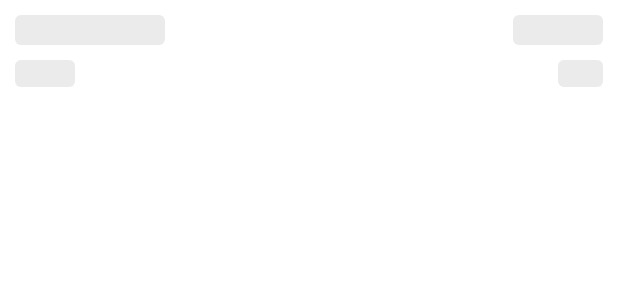
After one commit to kpkpkpk/OneOfTheProject, an Android app: the layout crypto_list_shimmer.xml on its own in the app's theme, with its tools: preview values and no code run, on a phone screen of 412 x 824 dp. The commit adds this screen. Shown: the top 300 px of the screen. Run offline under Robolectric (Android 15) with nearby library versions, the phone set to English and light mode, and no system bars.

Commit message:
создал новый экран листа валют + разметка

```diff
--- a/app/build.gradle.kts
+++ b/app/build.gradle.kts
@@ -64,5 +64,7 @@ dependencies {
     implementation(libs.viewBindingPropertyDelegate)
     implementation(libs.elmslie.core)
     implementation(libs.elmslie.android)
+    implementation(libs.facebook.shimmers)
+    implementation(libs.tinkoff.coroutineRecycler)
     implementation(libs.elmslie.coroutines)
 }
--- a/app/src/main/java/com/kponomarev/oneofthenewproject/MyApplication.kt
+++ b/app/src/main/java/com/kponomarev/oneofthenewproject/MyApplication.kt
@@ -4,15 +4,15 @@ import android.app.Application
 import com.kponomarev.oneofthenewproject.core.di.component.AppComponent
 import com.kponomarev.oneofthenewproject.core.di.component.DaggerAppComponent
 import com.kponomarev.oneofthenewproject.feature.main.di.DaggerMainActivityComponent
+import com.kponomarev.oneofthenewproject.feature.main.di.MainActivityComponent
 
 class MyApplication : Application() {
 
-    val appComponent: AppComponent by lazy {
+    private val appComponent: AppComponent by lazy {
         DaggerAppComponent.builder().build()
     }
 
-    val mainActivityComponent by lazy {
-        // todo вынести создание стора в компонент, который переживет жц - VM
+    val mainActivityComponent: MainActivityComponent by lazy {
         DaggerMainActivityComponent.builder()
             .mainActivityDependencies(appComponent)
             .build()
--- a/app/src/main/java/com/kponomarev/oneofthenewproject/core/di/component/AppComponent.kt
+++ b/app/src/main/java/com/kponomarev/oneofthenewproject/core/di/component/AppComponent.kt
@@ -15,5 +15,4 @@ interface AppComponent : MainActivityDependencies {
         fun build(): AppComponent
     }
 
-    fun inject(activity: MainActivity)
 }
--- /dev/null
+++ b/app/src/main/java/com/kponomarev/oneofthenewproject/feature/coins_list/ui/presentation/CoinsListState.kt
@@ -0,0 +1,6 @@
+package com.kponomarev.oneofthenewproject.feature.coins_list.ui.presentation
+
+data class CoinsListState(
+    val isLoading: Boolean,
+    val throwable: Throwable? = null
+)
--- a/app/src/main/java/com/kponomarev/oneofthenewproject/feature/main/ui/MainActivity.kt
+++ b/app/src/main/java/com/kponomarev/oneofthenewproject/feature/main/ui/MainActivity.kt
@@ -4,7 +4,7 @@ import android.os.Bundle
 import by.kirich1409.viewbindingdelegate.viewBinding
 import com.kponomarev.oneofthenewproject.MyApplication
 import com.kponomarev.oneofthenewproject.R
-import com.kponomarev.oneofthenewproject.feature.quotes.ui.container.QuotesFragmentContainer
+import com.kponomarev.oneofthenewproject.feature.coins_list.ui.CoinsListFragment
 import com.kponomarev.oneofthenewproject.databinding.ActivityMainBinding
 import com.kponomarev.oneofthenewproject.feature.main.di.MainActivityComponent
 import com.kponomarev.oneofthenewproject.feature.main.presentation.MainActivityEffect.NavigateToQuotes
@@ -48,6 +48,6 @@ class MainActivity :
 
     private fun navigateToQuotes() {
         supportFragmentManager.beginTransaction()
-            .add(binding.mainContainer.id, QuotesFragmentContainer.newInstance()).commit()
+            .add(binding.mainContainer.id, CoinsListFragment.newInstance()).commit()
     }
 }
--- /dev/null
+++ b/app/src/main/res/drawable/shimmer_radius_4.xml
@@ -0,0 +1,4 @@
+<shape xmlns:android="http://schemas.android.com/apk/res/android">
+    <solid android:color="@color/shimmer_color" />
+    <corners android:radius="4dp" />
+</shape>
--- /dev/null
+++ b/app/src/main/res/layout/crypto_list_shimmer.xml
@@ -0,0 +1,51 @@
+<?xml version="1.0" encoding="utf-8"?>
+<com.facebook.shimmer.ShimmerFrameLayout xmlns:android="http://schemas.android.com/apk/res/android"
+    xmlns:app="http://schemas.android.com/apk/res-auto"
+    xmlns:tools="http://schemas.android.com/tools"
+    android:id="@+id/shimmerViewContainer"
+    android:layout_width="match_parent"
+    android:layout_height="wrap_content"
+    android:paddingHorizontal="10dp"
+    android:paddingVertical="10dp">
+
+    <androidx.constraintlayout.widget.ConstraintLayout
+        android:id="@+id/shimmerContainer"
+        android:layout_width="match_parent"
+        android:layout_height="match_parent">
+
+        <View
+            android:id="@+id/indexName"
+            android:layout_width="100dp"
+            android:layout_height="20dp"
+            android:background="@drawable/shimmer_radius_4"
+            app:layout_constraintStart_toStartOf="@id/shimmerContainer"
+            app:layout_constraintTop_toTopOf="@id/shimmerContainer" />
+
+        <TextView
+            android:id="@+id/indexPrice"
+            android:layout_width="60dp"
+            android:layout_height="20dp"
+            android:background="@drawable/shimmer_radius_4"
+            app:layout_constraintEnd_toEndOf="@id/shimmerContainer"
+            app:layout_constraintTop_toTopOf="@id/indexName" />
+
+        <TextView
+            android:id="@+id/lastUpdatedIndex"
+            android:layout_width="40dp"
+            android:layout_height="18dp"
+            android:layout_marginTop="10dp"
+            android:background="@drawable/shimmer_radius_4"
+            app:layout_constraintStart_toStartOf="@id/indexName"
+            app:layout_constraintTop_toBottomOf="@id/indexPrice" />
+
+        <TextView
+            android:layout_width="30dp"
+            android:layout_height="18dp"
+            android:layout_marginTop="10dp"
+            android:background="@drawable/shimmer_radius_4"
+            app:layout_constraintEnd_toEndOf="@id/indexPrice"
+            app:layout_constraintTop_toBottomOf="@id/indexPrice" />
+
+    </androidx.constraintlayout.widget.ConstraintLayout>
+
+</com.facebook.shimmer.ShimmerFrameLayout>
--- /dev/null
+++ b/app/src/main/res/values-night/colors.xml
@@ -0,0 +1,4 @@
+<?xml version="1.0" encoding="utf-8"?>
+<resources>
+    <color name="shimmer_color">#37C1BDBD</color>
+</resources>
--- a/app/src/main/res/values-night/themes.xml
+++ b/app/src/main/res/values-night/themes.xml
@@ -9,6 +9,7 @@
         <item name="colorSecondary">@color/teal_200</item>
         <item name="colorSecondaryVariant">@color/teal_200</item>
         <item name="colorOnSecondary">@color/black</item>
+        <item name="android:background">@color/black</item>
         <!-- Status bar color. -->
         <item name="android:statusBarColor" tools:targetApi="l">?attr/colorPrimaryVariant</item>
         <!-- Customize your theme here. -->
--- a/app/src/main/res/values/colors.xml
+++ b/app/src/main/res/values/colors.xml
@@ -7,4 +7,5 @@
     <color name="teal_700">#FF018786</color>
     <color name="black">#FF000000</color>
     <color name="white">#FFFFFFFF</color>
+    <color name="shimmer_color">#37A3A2A2</color>
 </resources>
--- a/app/src/main/res/values/strings.xml
+++ b/app/src/main/res/values/strings.xml
@@ -5,4 +5,5 @@
     <string name="first">First</string>
     <string name="second">Second</string>
     <string name="third">third</string>
+    <string name="error_view_title">Не получилось загрузить</string>
 </resources>
--- a/app/src/main/res/values/themes.xml
+++ b/app/src/main/res/values/themes.xml
@@ -9,6 +9,7 @@
         <item name="colorSecondary">@color/teal_200</item>
         <item name="colorSecondaryVariant">@color/teal_700</item>
         <item name="colorOnSecondary">@color/black</item>
+        <item name="android:background">@color/white</item>
         <!-- Status bar color. -->
         <item name="android:statusBarColor" tools:targetApi="l">?attr/colorPrimaryVariant</item>
         <!-- Customize your theme here. -->
--- a/gradle/libs.versions.toml
+++ b/gradle/libs.versions.toml
@@ -24,6 +24,8 @@ cicerone = "7.1"
 dagger = "2.44"
 retrofitVer = "2.9.0"
 okhttpVer = "4.10.0"
+faceboookShimmersVersion = "0.5.0"
+tiRecyclerVersion = "2.0.0"
 
 androidxtest = "1.4.0"
 kaspressoVer = "1.4.0"
@@ -63,6 +65,9 @@ squareup-retrofit-converter-gson = { module = "com.squareup.retrofit2:converter-
 dagger-core = { module = "com.google.dagger:dagger", version.ref = "dagger" }
 dagger-compiler = { module = "com.google.dagger:dagger-compiler", version.ref = "dagger" }
 dagger-annotationProcessor = { module = "com.google.dagger:dagger-android-processor", version.ref = "dagger" }
+
+facebook-shimmers = { module = "com.facebook.shimmer:shimmer", version.ref = "faceboookShimmersVersion" }
+tinkoff-coroutineRecycler = { module = "ru.tinkoff.mobile:ti-recycler-coroutines",version.ref="tiRecyclerVersion" }
 
 kotlin-coroutines-android = { module = "org.jetbrains.kotlinx:kotlinx-coroutines-android", version.ref = "coroutines" }
 kotlin-coroutines-test = { module = "org.jetbrains.kotlinx:kotlinx-coroutines-test", version.ref = "coroutines" }
```
Also changed, not shown: app/src/main/java/com/kponomarev/oneofthenewproject/core/items/BaseViewTypes.kt (added, +7 -0 lines), app/src/main/java/com/kponomarev/oneofthenewproject/core/items/ErrorView.kt (added, +10 -0 lines), app/src/main/java/com/kponomarev/oneofthenewproject/feature/coins_list/ui/CoinsListFragment.kt (renamed from app/src/main/java/com/kponomarev/oneofthenewproject/feature/quotes/ui/container/QuotesFragmentContainer.kt, +4 -9 lines), app/src/main/java/com/kponomarev/oneofthenewproject/feature/coins_list/ui/mapper/CoinsListUiItemProvider.kt (added, +20 -0 lines), app/src/main/res/layout/error_view.xml (added, +15 -0 lines), app/src/main/res/layout/fragment_quotes_container.xml (+19 -31 lines).
